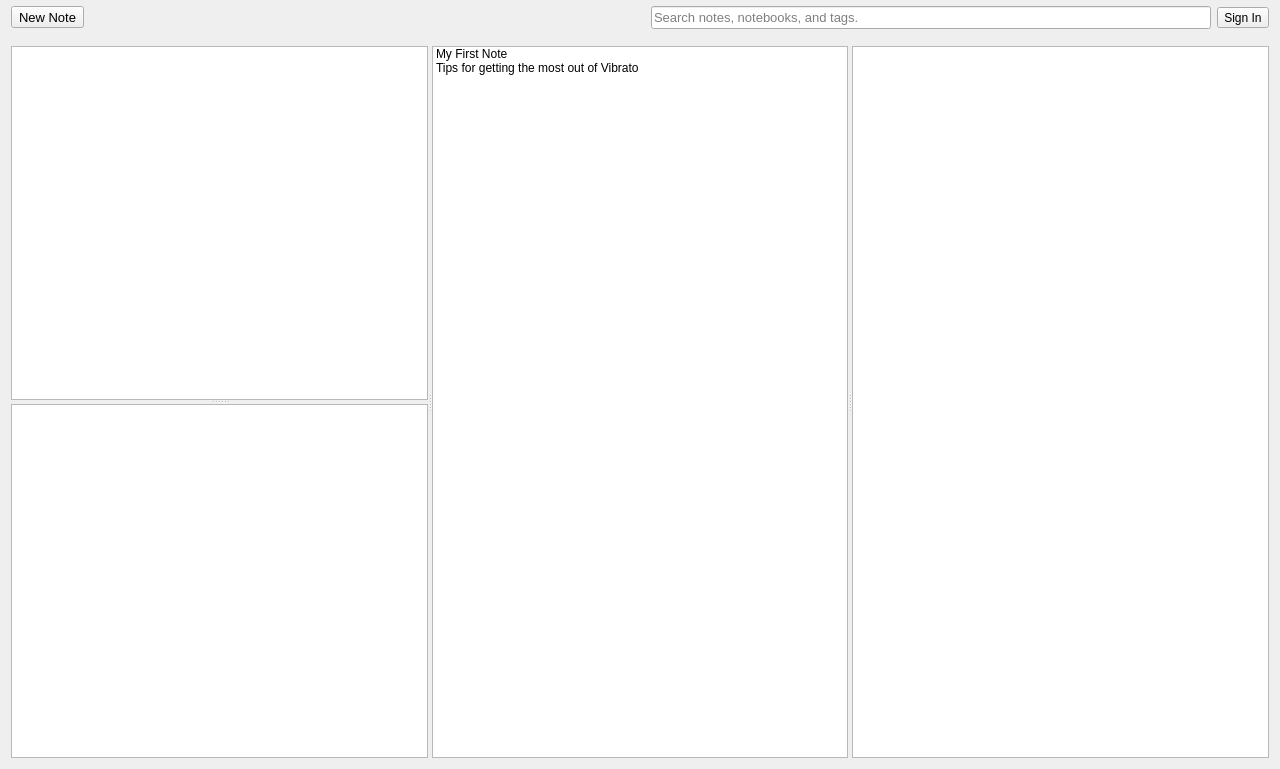
This is mainwindow.ui in Open-App-Library/Vibrato-Notes-Desktop as Qt 5 draws it before an edit. The edited form follows.
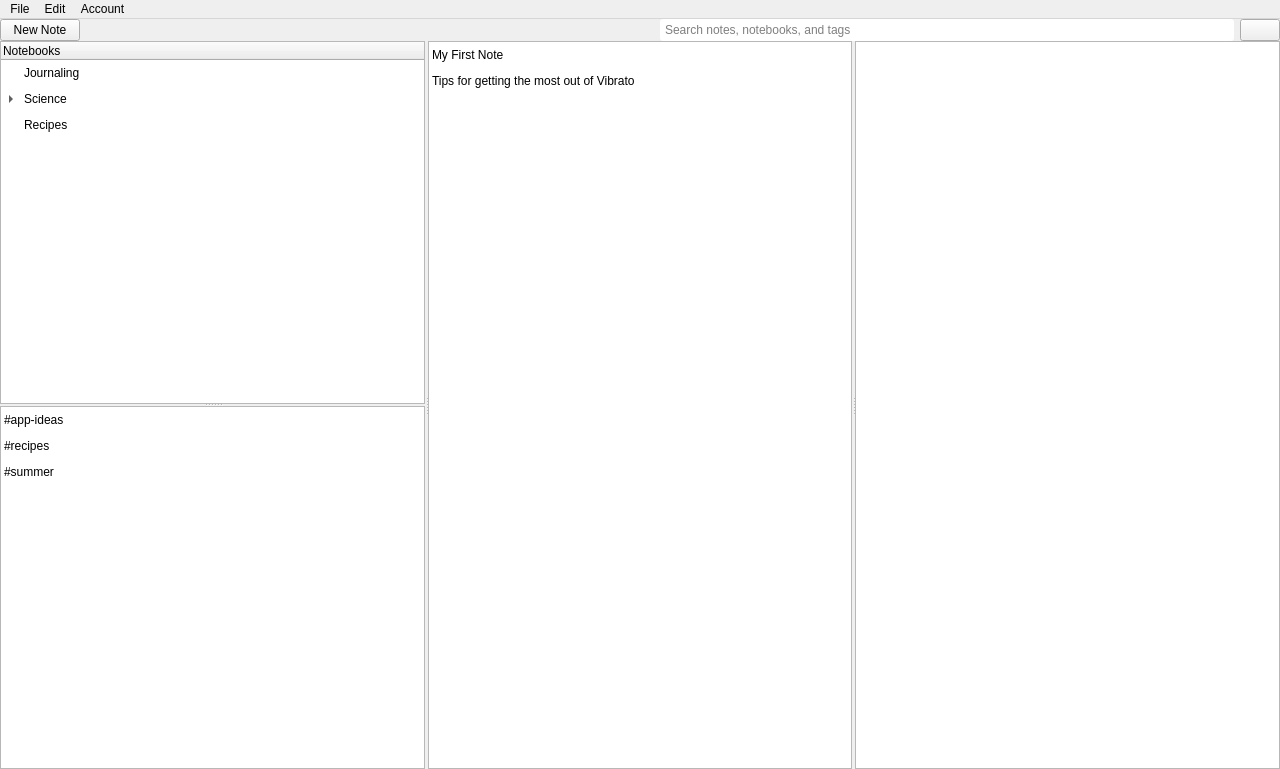
This is the edited form. Icons and pictures are not drawn.

The edit to the form file:
```diff
--- a/mainwindow.ui
+++ b/mainwindow.ui
@@ -57,9 +57,15 @@
        <property name="sizeConstraint">
         <enum>QLayout::SetMaximumSize</enum>
        </property>
+       <property name="leftMargin">
+        <number>0</number>
+       </property>
        <property name="topMargin">
         <number>0</number>
        </property>
+       <property name="rightMargin">
+        <number>0</number>
+       </property>
        <property name="bottomMargin">
         <number>0</number>
        </property>
@@ -69,30 +75,21 @@
           <number>6</number>
          </property>
          <property name="topMargin">
-          <number>6</number>
+          <number>0</number>
          </property>
          <property name="bottomMargin">
-          <number>6</number>
+          <number>0</number>
          </property>
          <item>
-          <widget class="QToolButton" name="newNoteButton">
-           <property name="font">
-            <font>
-             <pointsize>10</pointsize>
-            </font>
-           </property>
-           <property name="toolTip">
-            <string>Create a new note</string>
-           </property>
+          <widget class="QPushButton" name="newNoteButton">
            <property name="text">
             <string>New Note</string>
            </property>
-           <property name="icon">
-            <iconset theme="document-new" resource="elementary-icons.qrc">
-             <normaloff>:/document-new</normaloff>:/document-new</iconset>
-           </property>
-           <property name="toolButtonStyle">
-            <enum>Qt::ToolButtonTextBesideIcon</enum>
+           <property name="iconSize">
+            <size>
+             <width>16</width>
+             <height>16</height>
+            </size>
            </property>
           </widget>
          </item>
@@ -111,28 +108,30 @@
          </item>
          <item>
           <widget class="QLineEdit" name="lineEdit">
-           <property name="font">
-            <font>
-             <pointsize>10</pointsize>
-            </font>
+           <property name="focusPolicy">
+            <enum>Qt::ClickFocus</enum>
            </property>
-           <property name="text">
-            <string/>
+           <property name="styleSheet">
+            <string notr="true">border-radius: 3;
+padding: 3;</string>
            </property>
            <property name="placeholderText">
-            <string>Search notes, notebooks, and tags.</string>
+            <string>Search notes, notebooks, and tags</string>
            </property>
           </widget>
          </item>
          <item>
-          <widget class="QToolButton" name="userButton">
+          <widget class="QPushButton" name="userButton">
            <property name="text">
-            <string>Sign In</string>
+            <string/>
            </property>
            <property name="icon">
             <iconset theme="user-info" resource="elementary-icons.qrc">
              <normaloff>:/user-info</normaloff>:/user-info</iconset>
            </property>
+           <property name="checkable">
+            <bool>true</bool>
+           </property>
           </widget>
          </item>
         </layout>
@@ -143,29 +142,114 @@
     <item>
      <widget class="QWidget" name="contentArea" native="true">
       <layout class="QHBoxLayout" name="horizontalLayout_2">
+       <property name="leftMargin">
+        <number>0</number>
+       </property>
+       <property name="topMargin">
+        <number>0</number>
+       </property>
+       <property name="rightMargin">
+        <number>0</number>
+       </property>
+       <property name="bottomMargin">
+        <number>0</number>
+       </property>
        <item>
         <widget class="QSplitter" name="mainSplitter">
+         <property name="styleSheet">
+          <string notr="true">QSplitter::handle:horizontal {
+    width: 3px;
+}
+
+QSplitter::handle:vertical {
+    height: 3px;
+}</string>
+         </property>
          <property name="orientation">
           <enum>Qt::Horizontal</enum>
          </property>
+         <property name="opaqueResize">
+          <bool>true</bool>
+         </property>
+         <property name="handleWidth">
+          <number>3</number>
+         </property>
+         <property name="childrenCollapsible">
+          <bool>true</bool>
+         </property>
          <widget class="QSplitter" name="splitter">
           <property name="orientation">
            <enum>Qt::Vertical</enum>
           </property>
-          <widget class="QListWidget" name="notebookListWidget">
+          <property name="handleWidth">
+           <number>2</number>
+          </property>
+          <widget class="QTreeWidget" name="notebookTreeWidget">
            <property name="styleSheet">
-            <string notr="true"/>
+            <string notr="true">QTreeWidget::item {
+    padding: 6 0;
+}</string>
            </property>
+           <column>
+            <property name="text">
+             <string>Notebooks</string>
+            </property>
+           </column>
+           <item>
+            <property name="text">
+             <string>Journaling</string>
+            </property>
+           </item>
+           <item>
+            <property name="text">
+             <string>Science</string>
+            </property>
+            <item>
+             <property name="text">
+              <string>Solar research</string>
+             </property>
+             <item>
+              <property name="text">
+               <string>Solar panel pricing over time</string>
+              </property>
+             </item>
+            </item>
+           </item>
+           <item>
+            <property name="text">
+             <string>Recipes</string>
+            </property>
+           </item>
           </widget>
           <widget class="QListWidget" name="testTree">
            <property name="styleSheet">
-            <string notr="true">QTreeView::item {
+            <string notr="true">QListWidget::item {
     padding: 6 0;
 }</string>
            </property>
+           <item>
+            <property name="text">
+             <string>#app-ideas</string>
+            </property>
+           </item>
+           <item>
+            <property name="text">
+             <string>#recipes</string>
+            </property>
+           </item>
+           <item>
+            <property name="text">
+             <string>#summer</string>
+            </property>
+           </item>
           </widget>
          </widget>
          <widget class="QListWidget" name="noteList">
+          <property name="styleSheet">
+           <string notr="true">QListWidget::item {
+    padding: 6 0;
+}</string>
+          </property>
           <item>
            <property name="text">
             <string>My First Note</string>
@@ -209,7 +293,13 @@
             <number>0</number>
            </property>
            <item>
-            <widget class="QTextEdit" name="textEdit"/>
+            <widget class="QTextEdit" name="textEdit">
+             <property name="font">
+              <font>
+               <pointsize>16</pointsize>
+              </font>
+             </property>
+            </widget>
            </item>
           </layout>
          </widget>
@@ -220,6 +310,94 @@
     </item>
    </layout>
   </widget>
+  <widget class="QMenuBar" name="menuBar">
+   <property name="geometry">
+    <rect>
+     <x>0</x>
+     <y>0</y>
+     <width>1280</width>
+     <height>22</height>
+    </rect>
+   </property>
+   <widget class="QMenu" name="menuFile">
+    <property name="title">
+     <string>File</string>
+    </property>
+    <widget class="QMenu" name="menuExport">
+     <property name="title">
+      <string>Export</string>
+     </property>
+     <addaction name="actionPDF"/>
+     <addaction name="actionHTML"/>
+    </widget>
+    <addaction name="actionNew_Note"/>
+    <addaction name="actionImport_Notes"/>
+    <addaction name="menuExport"/>
+   </widget>
+   <widget class="QMenu" name="menuEdit">
+    <property name="title">
+     <string>Edit</string>
+    </property>
+    <addaction name="actionCopy"/>
+    <addaction name="actionSave"/>
+    <addaction name="actionPaste"/>
+   </widget>
+   <widget class="QMenu" name="menuAccount">
+    <property name="title">
+     <string>Account</string>
+    </property>
+    <addaction name="actionLog_in"/>
+    <addaction name="actionSyncronise"/>
+   </widget>
+   <addaction name="menuFile"/>
+   <addaction name="menuEdit"/>
+   <addaction name="menuAccount"/>
+  </widget>
+  <action name="actionNew_Note">
+   <property name="text">
+    <string>New Note</string>
+   </property>
+  </action>
+  <action name="actionImport_Notes">
+   <property name="text">
+    <string>Import</string>
+   </property>
+  </action>
+  <action name="actionPDF">
+   <property name="text">
+    <string>PDF</string>
+   </property>
+  </action>
+  <action name="actionHTML">
+   <property name="text">
+    <string>HTML</string>
+   </property>
+  </action>
+  <action name="actionCopy">
+   <property name="text">
+    <string>Copy</string>
+   </property>
+  </action>
+  <action name="actionSave">
+   <property name="text">
+    <string>Cut</string>
+   </property>
+  </action>
+  <action name="actionPaste">
+   <property name="text">
+    <string>Paste</string>
+   </property>
+  </action>
+  <action name="actionLog_in">
+   <property name="text">
+    <string>Log in</string>
+   </property>
+  </action>
+  <action name="actionSyncronise">
+   <property name="text">
+    <string>Synchronize</string>
+   </property>
+  </action>
  </widget>
  <layoutdefault spacing="6" margin="11"/>
  <resources>
```
Left out of the diff: 2 changed lines with no effect on the pictures.
